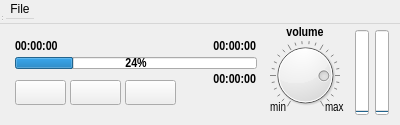
Above: aaxplayer/aaxplayer.ui from adalinbv/aax-support before the change. Below: the same form after it.
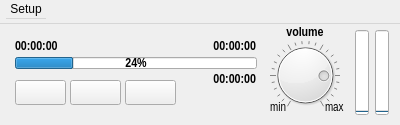
That is the form after the change.

What changed in the file:
```diff
--- a/aaxplayer/aaxplayer.ui
+++ b/aaxplayer/aaxplayer.ui
@@ -36,7 +36,7 @@
    </property>
    <widget class="QMenu" name="menuFile">
     <property name="title">
-     <string>File</string>
+     <string>Setup</string>
     </property>
     <addaction name="actionOpen"/>
     <addaction name="actionHardware"/>
@@ -44,16 +44,6 @@
    </widget>
    <addaction name="menuFile"/>
   </widget>
-  <widget class="QStatusBar" name="statusbar">
-   <property name="geometry">
-    <rect>
-     <x>0</x>
-     <y>0</y>
-     <width>3</width>
-     <height>22</height>
-    </rect>
-   </property>
-  </widget>
   <widget class="QPushButton" name="stopPlay">
    <property name="geometry">
     <rect>
```
Left out of the diff: 4 changed lines with no effect on the pictures.
